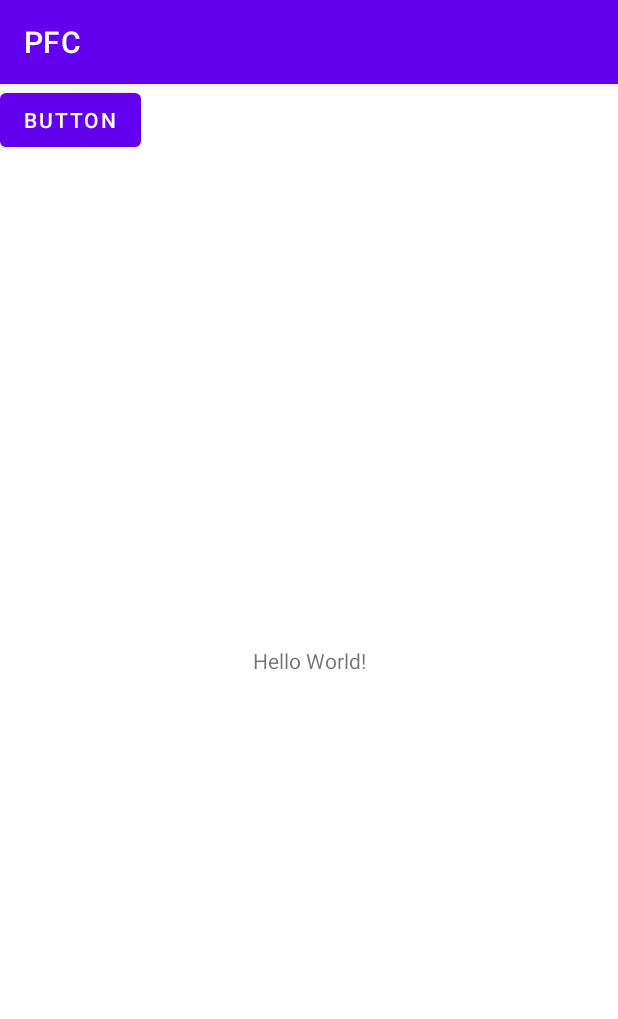
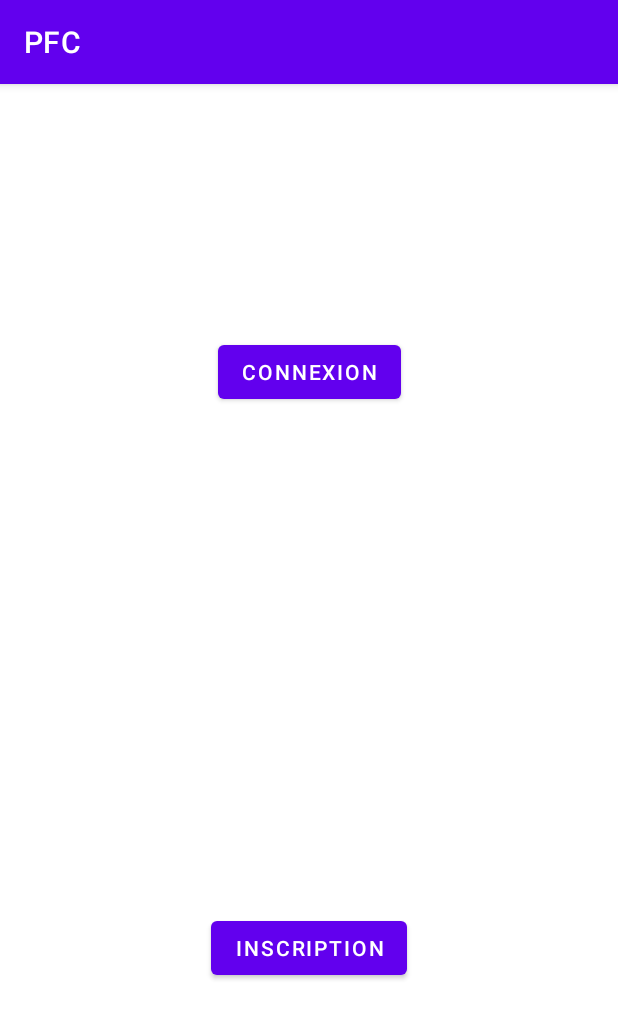
Before and after one commit to Bhalgruf/PFC, an Android app: the screen it shows after launch (MainActivity), on a phone screen of 412 x 824 dp. Shown: the top 1019 px of the screen. Run offline under Robolectric (Android 15) with nearby library versions, the phone set to English and light mode, and no system bars.

```diff
--- a/app/src/main/AndroidManifest.xml
+++ b/app/src/main/AndroidManifest.xml
@@ -10,6 +10,9 @@
         android:supportsRtl="true"
         android:theme="@style/Theme.PFC">
         <activity
+            android:name=".PageConnexion"
+            android:exported="true" />
+        <activity
             android:name=".MainActivity"
             android:exported="true">
             <intent-filter>
--- a/app/src/main/res/layout/activity_main.xml
+++ b/app/src/main/res/layout/activity_main.xml
@@ -6,21 +6,31 @@
     android:layout_height="match_parent"
     tools:context=".MainActivity">
 
-    <TextView
-        android:layout_width="wrap_content"
-        android:layout_height="wrap_content"
-        android:text="Hello World!"
-        app:layout_constraintBottom_toBottomOf="parent"
-        app:layout_constraintLeft_toLeftOf="parent"
-        app:layout_constraintRight_toRightOf="parent"
-        app:layout_constraintTop_toTopOf="parent" />
-
     <Button
         android:id="@+id/button"
         android:layout_width="wrap_content"
         android:layout_height="wrap_content"
-        android:text="Button"
-        tools:layout_editor_absoluteX="235dp"
-        tools:layout_editor_absoluteY="226dp" />
+        android:text="Inscription"
+        app:layout_constraintBottom_toBottomOf="parent"
+        app:layout_constraintEnd_toEndOf="parent"
+        app:layout_constraintStart_toStartOf="parent"
+        app:layout_constraintTop_toTopOf="@+id/guideline2" />
+
+    <Button
+        android:id="@+id/button2"
+        android:layout_width="wrap_content"
+        android:layout_height="wrap_content"
+        android:text="Connexion"
+        app:layout_constraintBottom_toTopOf="@+id/guideline2"
+        app:layout_constraintEnd_toEndOf="parent"
+        app:layout_constraintStart_toStartOf="parent"
+        app:layout_constraintTop_toTopOf="parent" />
+
+    <androidx.constraintlayout.widget.Guideline
+        android:id="@+id/guideline2"
+        android:layout_width="wrap_content"
+        android:layout_height="wrap_content"
+        android:orientation="horizontal"
+        app:layout_constraintGuide_percent="0.5" />
 
 </androidx.constraintlayout.widget.ConstraintLayout>
```
Also changed, not shown: 1 other file.
